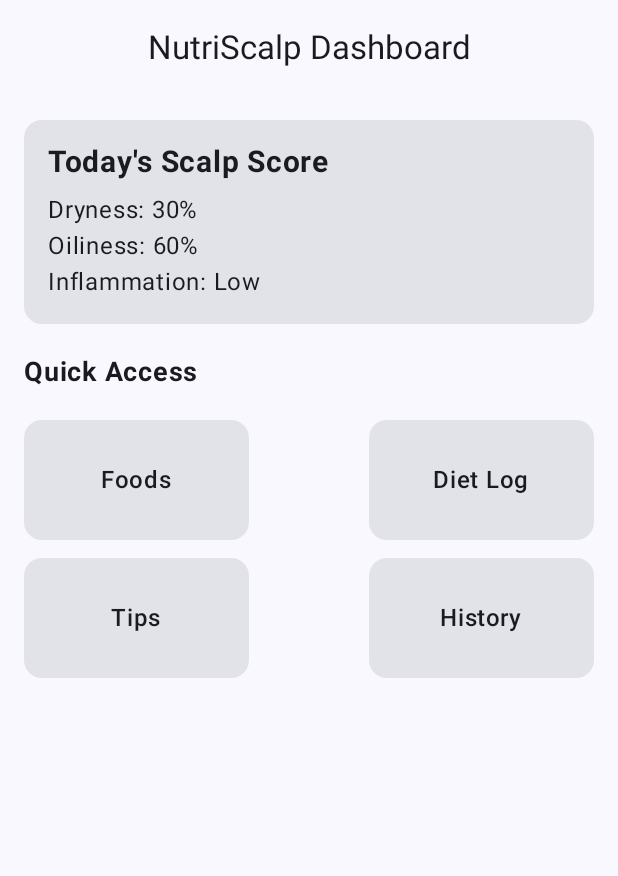
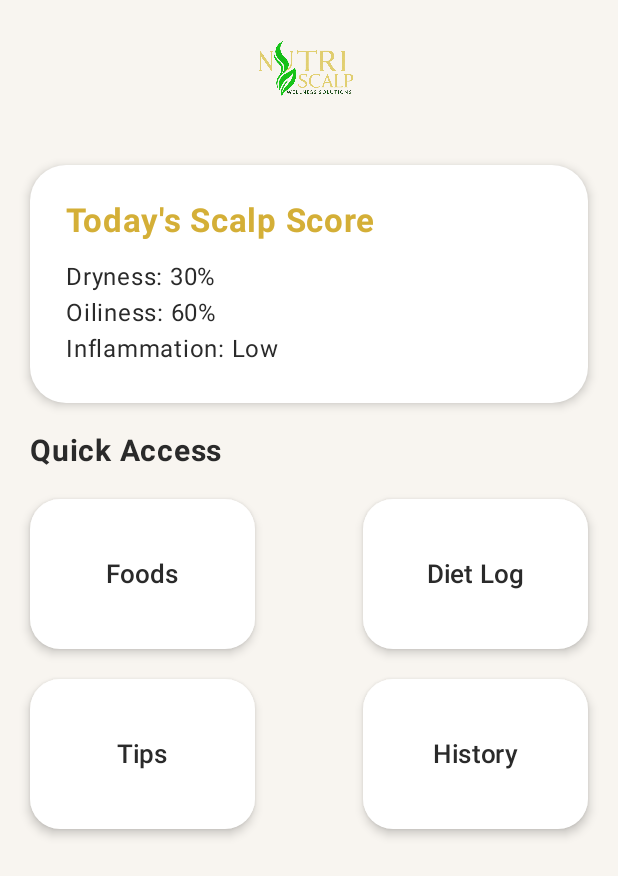
Before and after one commit to Priachoki/CA3-NutriScalp-App, an Android app built with Jetpack Compose: the screen it shows after launch (MainActivity), on a phone screen of 412 x 824 dp. Shown: the top 876 px of the screen. Run offline under Robolectric (Android 15) with nearby library versions, the phone set to English and light mode, and no system bars.

Commit message:
Add logo to the homePage

```diff
--- a/app/src/main/java/com/example/nutriscalp/ui/screens/home/HomeScreen.kt
+++ b/app/src/main/java/com/example/nutriscalp/ui/screens/home/HomeScreen.kt
@@ -1,20 +1,21 @@
 package com.example.nutriscalp.ui.screens.home
 
+import androidx.compose.foundation.Image
+import androidx.compose.foundation.background
 import androidx.compose.foundation.clickable
 import androidx.compose.foundation.layout.*
-import androidx.compose.material3.Card
-import androidx.compose.material3.CenterAlignedTopAppBar
-import androidx.compose.material3.ExperimentalMaterial3Api
-import androidx.compose.material3.Scaffold
-import androidx.compose.material3.Text
+import androidx.compose.foundation.shape.RoundedCornerShape
+import androidx.compose.material3.*
 import androidx.compose.runtime.Composable
 import androidx.compose.ui.Alignment
 import androidx.compose.ui.Modifier
-import androidx.compose.ui.layout.ModifierLocalBeyondBoundsLayout
-import androidx.compose.ui.modifier.ProvidableModifierLocal
+import androidx.compose.ui.graphics.Color
+import androidx.compose.ui.res.painterResource
 import androidx.compose.ui.text.font.FontWeight
 import androidx.compose.ui.unit.dp
 import androidx.compose.ui.unit.sp
+import com.example.nutriscalp.R
+import com.example.nutriscalp.ui.theme.*
 
 @OptIn(ExperimentalMaterial3Api::class)
 @Composable
@@ -22,79 +23,100 @@ fun HomeScreen() {
     Scaffold(
         topBar = {
             CenterAlignedTopAppBar(
-                title = { Text("NutriScalp Dashboard") }
+                title = { NutriScalpImageLogo() },
+                colors = TopAppBarDefaults.centerAlignedTopAppBarColors(
+                    containerColor = SoftCream,
+                    titleContentColor = TextDark
+                )
             )
         }
-    ) { innerPadding ->
+    ) { padding ->
 
         Column(
             modifier = Modifier
-                .padding(innerPadding)
-                .padding(16.dp)
+                .background(SoftCream)
+                .padding(padding)
+                .padding(20.dp)
+                .fillMaxSize()
         ) {
 
-            // SIMPLE SCALP SCORE CARD
+            // ===== SCORE CARD =====
             Card(
                 modifier = Modifier
                     .fillMaxWidth()
                     .padding(bottom = 20.dp),
-                shape = androidx.compose.material3.MaterialTheme.shapes.medium,
+                shape = RoundedCornerShape(24.dp),
+                colors = CardDefaults.cardColors(containerColor = PureWhite),
+                elevation = CardDefaults.cardElevation(defaultElevation = 4.dp)
             ) {
-                Column(modifier = Modifier.padding(16.dp)) {
-                    Text("Today's Scalp Score", fontSize = 20.sp, fontWeight = FontWeight.Bold)
-                    Spacer(modifier = Modifier.height(8.dp))
-                    Text("Dryness: 30%")
-                    Text("Oiliness: 60%")
-                    Text("Inflammation: Low")
+                Column(modifier = Modifier.padding(24.dp)) {
+                    Text(
+                        "Today's Scalp Score",
+                        fontSize = 22.sp,
+                        fontWeight = FontWeight.Bold,
+                        color = Gold
+                    )
+                    Spacer(modifier = Modifier.height(12.dp))
+
+                    Text("Dryness: 30%", fontSize = 16.sp, color = TextDark)
+                    Text("Oiliness: 60%", fontSize = 16.sp, color = TextDark)
+                    Text("Inflammation: Low", fontSize = 16.sp, color = TextDark)
                 }
             }
 
             Text(
                 text = "Quick Access",
-                fontSize = 18.sp,
-                fontWeight = FontWeight.Bold
+                fontSize = 20.sp,
+                fontWeight = FontWeight.Bold,
+                color = TextDark
             )
 
             Spacer(modifier = Modifier.height(20.dp))
 
-            Row(
-                modifier = Modifier.fillMaxWidth(),
-                horizontalArrangement = Arrangement.SpaceBetween
-            ) {
-                QuickButton("Foods")
-                QuickButton("Diet Log")
+            // FIRST ROW
+            Row(modifier = Modifier.fillMaxWidth(), horizontalArrangement = Arrangement.SpaceBetween) {
+                QuickButton(title = "Foods")
+                QuickButton(title = "Diet Log")
             }
 
-            Spacer(modifier = Modifier.height(12.dp))
+            Spacer(modifier = Modifier.height(20.dp))
 
-            Row(
-                modifier = Modifier.fillMaxWidth(),
-                horizontalArrangement = Arrangement.SpaceBetween
-            ) {
-                QuickButton("Tips")
-                QuickButton("History")
+            // SECOND ROW
+            Row(modifier = Modifier.fillMaxWidth(), horizontalArrangement = Arrangement.SpaceBetween) {
+                QuickButton(title = "Tips")
+                QuickButton(title = "History")
             }
         }
     }
 }
 
 @Composable
+fun NutriScalpImageLogo() {
+    Image(
+        painter = painterResource(id = R.drawable.nutriscalp_logo),
+        contentDescription = null,
+        modifier = Modifier
+            .height(90.dp)
+            .padding(top = 6.dp)
+    )
+}
+
+@Composable
 fun QuickButton(title: String) {
     Card(
         modifier = Modifier
-            .size(width = 150.dp, height = 80.dp)
-            .clickable { },
-        shape = androidx.compose.material3.MaterialTheme.shapes.medium,
+            .size(width = 150.dp, height = 100.dp)
+            .clickable {},
+        shape = RoundedCornerShape(20.dp),
+        colors = CardDefaults.cardColors(containerColor = PureWhite),
+        elevation = CardDefaults.cardElevation(4.dp)
     ) {
-        Box(
-            modifier = Modifier
-                .fillMaxSize()
-                .padding(8.dp),
-            contentAlignment = Alignment.Center) {
+        Box(contentAlignment = Alignment.Center, modifier = Modifier.fillMaxSize()) {
             Text(
-                title,
-                fontSize = 16.sp,
-                fontWeight = FontWeight.Medium
+                text = title,
+                fontSize = 17.sp,
+                fontWeight = FontWeight.SemiBold,
+                color = TextDark
             )
         }
     }
--- a/app/src/main/java/com/example/nutriscalp/ui/theme/Color.kt
+++ b/app/src/main/java/com/example/nutriscalp/ui/theme/Color.kt
@@ -2,10 +2,8 @@ package com.example.nutriscalp.ui.theme
 
 import androidx.compose.ui.graphics.Color
 
-val Purple80 = Color(0xFFD0BCFF)
-val PurpleGrey80 = Color(0xFFCCC2DC)
-val Pink80 = Color(0xFFEFB8C8)
-
-val Purple40 = Color(0xFF6650a4)
-val PurpleGrey40 = Color(0xFF625b71)
-val Pink40 = Color(0xFF7D5260)
+val Gold = Color(0xFFD4AF37)
+val LeafGreen = Color(0xFF3FAF4C)
+val SoftCream = Color(0xFFF8F5F0)
+val PureWhite = Color(0xFFFFFFFF)
+val TextDark = Color(0xFF2A2A2A)
--- a/app/src/main/java/com/example/nutriscalp/ui/theme/Theme.kt
+++ b/app/src/main/java/com/example/nutriscalp/ui/theme/Theme.kt
@@ -1,57 +1,25 @@
 package com.example.nutriscalp.ui.theme
 
-import android.app.Activity
-import android.os.Build
-import androidx.compose.foundation.isSystemInDarkTheme
 import androidx.compose.material3.MaterialTheme
-import androidx.compose.material3.darkColorScheme
-import androidx.compose.material3.dynamicDarkColorScheme
-import androidx.compose.material3.dynamicLightColorScheme
 import androidx.compose.material3.lightColorScheme
 import androidx.compose.runtime.Composable
-import androidx.compose.ui.platform.LocalContext
-
-private val DarkColorScheme = darkColorScheme(
-    primary = Purple80,
-    secondary = PurpleGrey80,
-    tertiary = Pink80
-)
+import androidx.compose.ui.graphics.Color
 
 private val LightColorScheme = lightColorScheme(
-    primary = Purple40,
-    secondary = PurpleGrey40,
-    tertiary = Pink40
-
-    /* Other default colors to override
-    background = Color(0xFFFFFBFE),
-    surface = Color(0xFFFFFBFE),
+    primary = LeafGreen,
+    secondary = Gold,
+    background = SoftCream,
+    surface = PureWhite,
     onPrimary = Color.White,
-    onSecondary = Color.White,
-    onTertiary = Color.White,
-    onBackground = Color(0xFF1C1B1F),
-    onSurface = Color(0xFF1C1B1F),
-    */
+    onSecondary = TextDark,
+    onBackground = TextDark,
+    onSurface = TextDark
 )
 
 @Composable
-fun NutriScalpTheme(
-    darkTheme: Boolean = isSystemInDarkTheme(),
-    // Dynamic color is available on Android 12+
-    dynamicColor: Boolean = true,
-    content: @Composable () -> Unit
-) {
-    val colorScheme = when {
-        dynamicColor && Build.VERSION.SDK_INT >= Build.VERSION_CODES.S -> {
-            val context = LocalContext.current
-            if (darkTheme) dynamicDarkColorScheme(context) else dynamicLightColorScheme(context)
-        }
-
-        darkTheme -> DarkColorScheme
-        else -> LightColorScheme
-    }
-
+fun NutriScalpTheme(content: @Composable () -> Unit) {
     MaterialTheme(
-        colorScheme = colorScheme,
+        colorScheme = LightColorScheme,
         typography = Typography,
         content = content
     )
```
Also changed, not shown: app/src/main/res/drawable/nutriscalp_logo.png (added).
